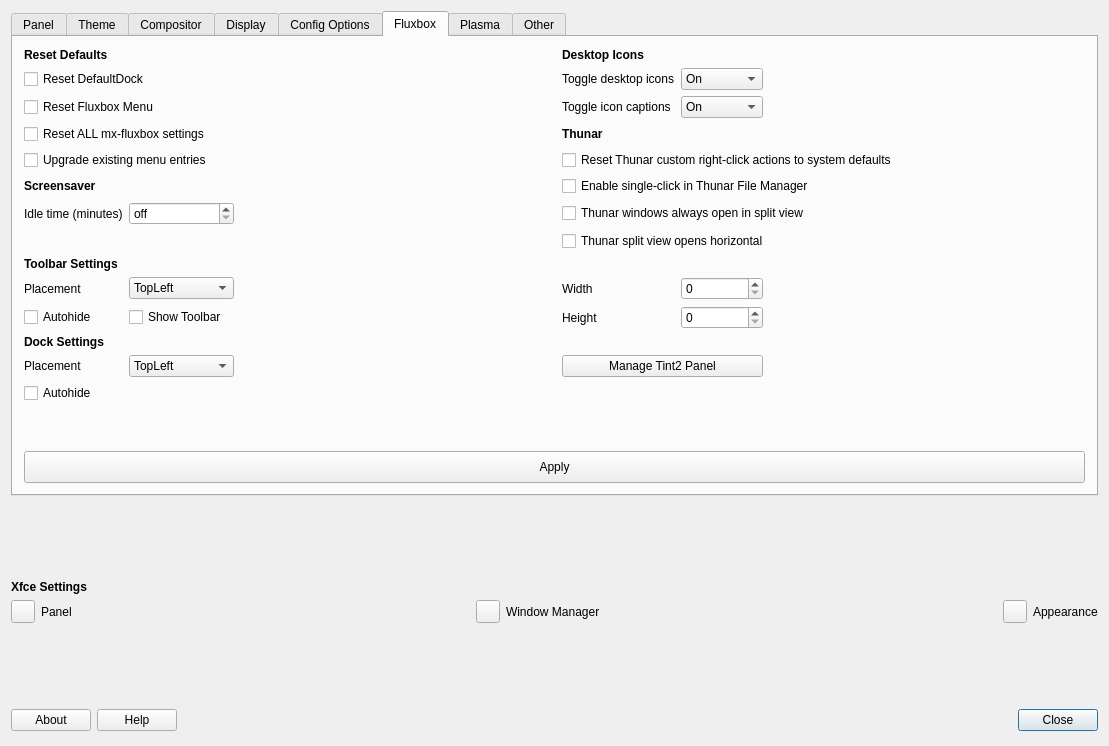
This is mx-tweak/defaultlook.ui in q4os/mxtools-for-debian as Qt 5 draws it before an edit. The edited form follows.
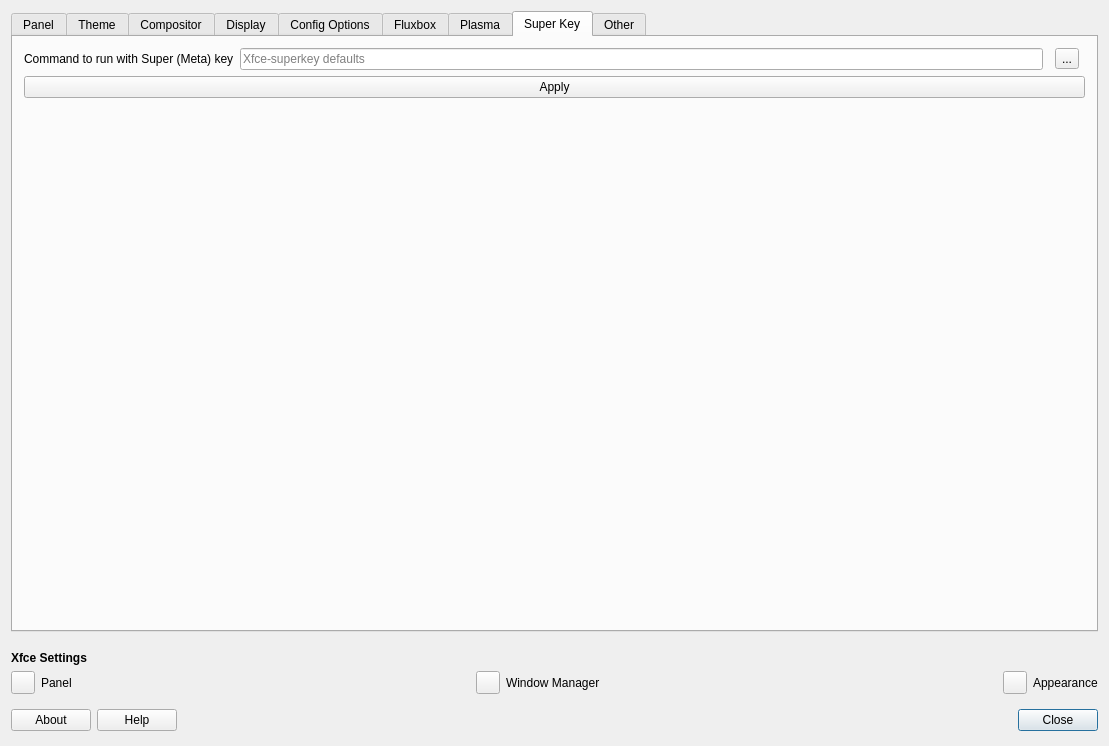
This is the edited form. Icons and pictures are not drawn.

What changed in the file:
```diff
--- a/mx-tweak/defaultlook.ui
+++ b/mx-tweak/defaultlook.ui
@@ -265,7 +265,7 @@
       <enum>QTabWidget::North</enum>
      </property>
      <property name="currentIndex">
-      <number>5</number>
+      <number>7</number>
      </property>
      <widget class="QWidget" name="Panel">
       <attribute name="title">
@@ -1841,6 +1841,67 @@
        </item>
       </layout>
      </widget>
+     <widget class="QWidget" name="Superkey">
+      <attribute name="title">
+       <string extracomment="referring to the meta or Left Super Key">Super Key</string>
+      </attribute>
+      <layout class="QGridLayout" name="gridLayout_20">
+       <item row="0" column="0">
+        <layout class="QGridLayout" name="gridLayout_19">
+         <item row="0" column="3">
+          <widget class="QToolButton" name="toolButtonSuperFileBrowser">
+           <property name="toolTip">
+            <string extracomment="description of button action to launch file dialog to choose an application">&lt;html&gt;&lt;head/&gt;&lt;body&gt;&lt;p&gt;Choose application&lt;/p&gt;&lt;/body&gt;&lt;/html&gt;</string>
+           </property>
+           <property name="text">
+            <string notr="true" extracomment="file chooser dialog">...</string>
+           </property>
+          </widget>
+         </item>
+         <item row="0" column="1">
+          <widget class="QLineEdit" name="lineEditSuperCommand">
+           <property name="text">
+            <string/>
+           </property>
+           <property name="placeholderText">
+            <string extracomment="indicates that xfce-superkey will select a command by its default logic">Xfce-superkey defaults</string>
+           </property>
+          </widget>
+         </item>
+         <item row="0" column="0">
+          <widget class="QLabel" name="labelSuperKey">
+           <property name="toolTip">
+            <string>&lt;html&gt;&lt;head/&gt;&lt;body&gt;&lt;p&gt;Also known as the &amp;quot;windows&amp;quot; key&lt;/p&gt;&lt;/body&gt;&lt;/html&gt;</string>
+           </property>
+           <property name="text">
+            <string extracomment="label for the field to enter the command to use with super key">Command to run with Super (Meta) key</string>
+           </property>
+          </widget>
+         </item>
+         <item row="1" column="0" colspan="5">
+          <widget class="QPushButton" name="pushButtonSuperKeyApply">
+           <property name="text">
+            <string extracomment="apply changes">Apply</string>
+           </property>
+          </widget>
+         </item>
+        </layout>
+       </item>
+       <item row="1" column="0">
+        <spacer name="verticalSpacer_4">
+         <property name="orientation">
+          <enum>Qt::Vertical</enum>
+         </property>
+         <property name="sizeHint" stdset="0">
+          <size>
+           <width>20</width>
+           <height>440</height>
+          </size>
+         </property>
+        </spacer>
+       </item>
+      </layout>
+     </widget>
      <widget class="QWidget" name="etcTab">
       <attribute name="title">
        <string>Other</string>
```
